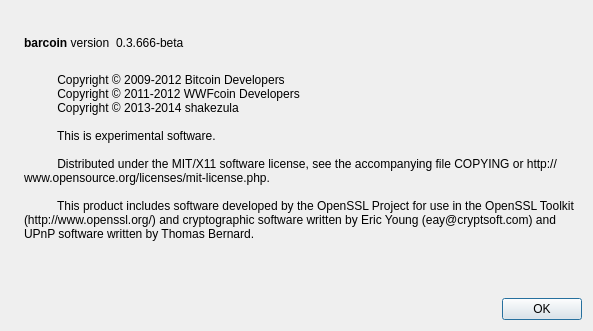
The window that src/qt/forms/aboutdialog.ui (jeronimek/WWFcoin) describes before a commit, drawn with Qt 5.
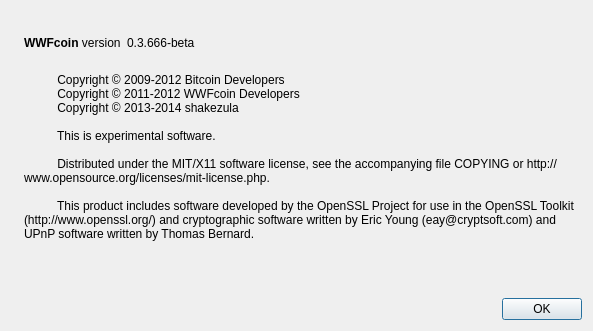
The same window after the commit. Icons and pictures are not drawn.

What changed in the file:
```diff
--- a/src/qt/forms/aboutdialog.ui
+++ b/src/qt/forms/aboutdialog.ui
@@ -50,7 +50,7 @@
           <cursorShape>IBeamCursor</cursorShape>
          </property>
          <property name="text">
-          <string>&lt;b&gt;barcoin&lt;/b&gt; version</string>
+          <string>&lt;b&gt;WWFcoin&lt;/b&gt; version</string>
          </property>
          <property name="textInteractionFlags">
           <set>Qt::LinksAccessibleByMouse|Qt::TextSelectableByKeyboard|Qt::TextSelectableByMouse</set>
```
Left out of the diff: 2 changed lines with no effect on the pictures.
